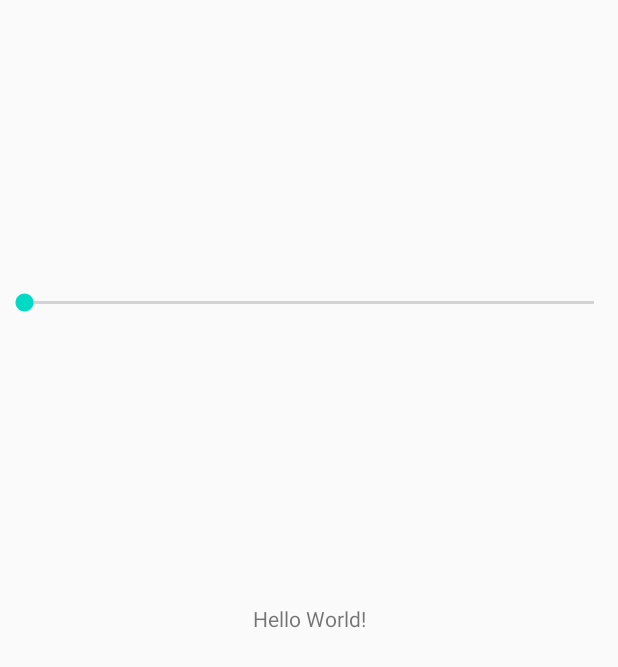
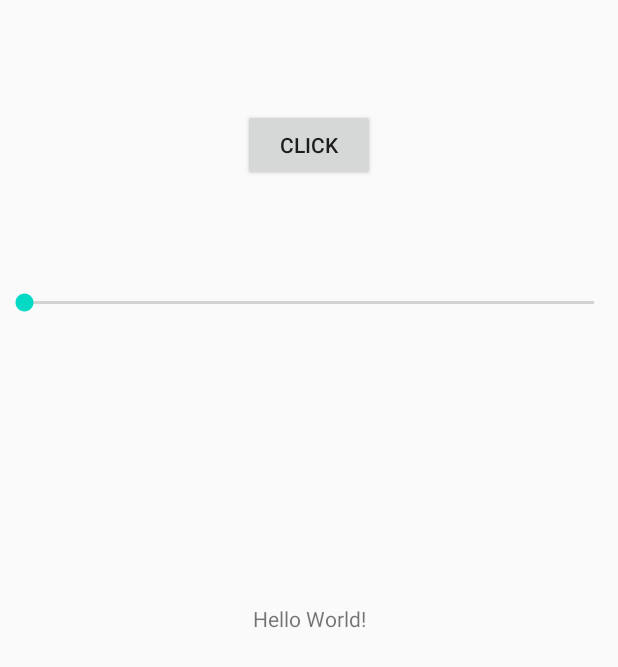
Before and after one commit to vansha10/RxJavaPractice, an Android app: the layout activity_main.xml on its own in the app's theme, with its tools: preview values and no code run, on a phone screen of 412 x 824 dp. Shown: the top 667 px of the screen. Run offline under Robolectric (Android 15) with nearby library versions, the phone set to English and light mode, and no system bars.

```diff
--- a/app/build.gradle
+++ b/app/build.gradle
@@ -45,6 +45,9 @@ dependencies {
     implementation "com.squareup.retrofit2:retrofit:2.5.0"
     implementation "com.squareup.retrofit2:converter-gson:2.5.0"
 
+    // RxBinding
+    implementation 'com.jakewharton.rxbinding3:rxbinding:3.1.0'
+
     implementation 'androidx.appcompat:appcompat:1.1.0'
     implementation 'androidx.constraintlayout:constraintlayout:1.1.3'
     testImplementation 'junit:junit:4.12'
--- a/app/src/main/res/layout/activity_main.xml
+++ b/app/src/main/res/layout/activity_main.xml
@@ -5,6 +5,16 @@
     android:layout_width="match_parent"
     android:layout_height="match_parent"
     tools:context=".MainActivity">
+
+    <Button
+        android:id="@+id/button"
+        android:layout_width="wrap_content"
+        android:layout_height="wrap_content"
+        app:layout_constraintBottom_toTopOf="@id/seekbar"
+        app:layout_constraintLeft_toLeftOf="parent"
+        app:layout_constraintRight_toRightOf="parent"
+        app:layout_constraintTop_toTopOf="parent"
+        android:text="Click"/>
 
     <SeekBar
         android:id="@+id/seekbar"
```
Also changed, not shown: app/src/main/java/com/vansha10/rxjavapractice/MainActivity.java (+79 -1 lines).
